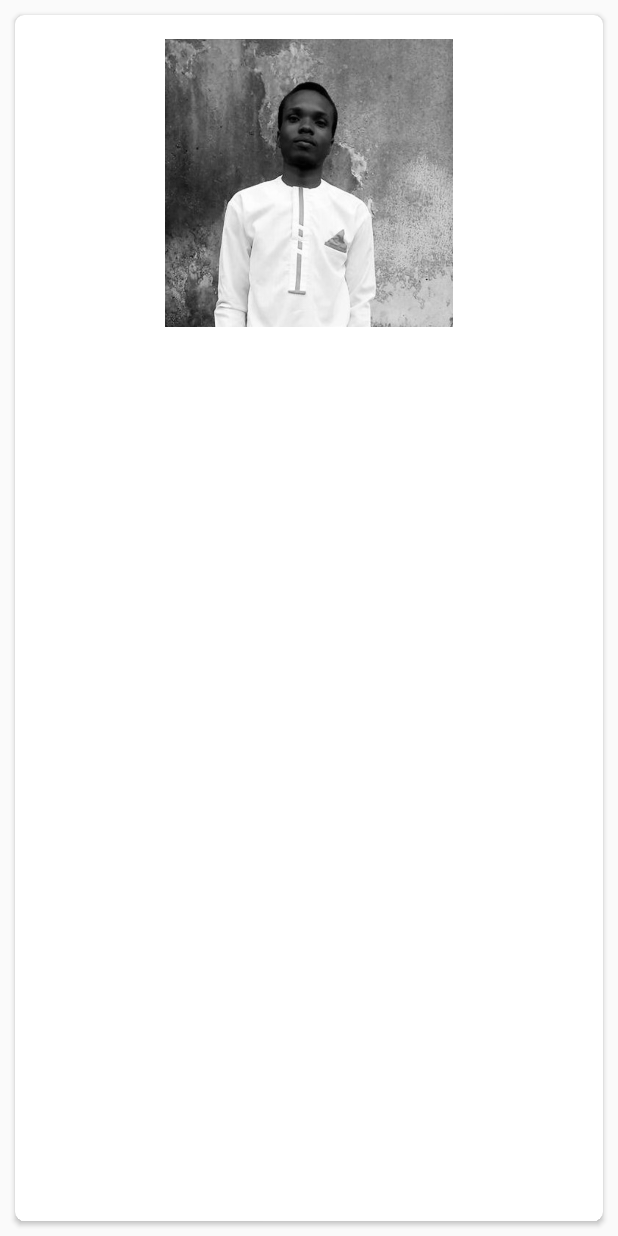
After one commit to ogbeks/GitLagUser, an Android app: the layout card_view_trial.xml on its own in the app's theme, with its tools: preview values and no code run, on a phone screen of 412 x 824 dp. The commit adds this screen. Run offline under Robolectric (Android 15) with nearby library versions, the phone set to English and light mode, and no system bars.

Commit message:
Just trying something to improve my views....

```diff
--- a/app/build.gradle
+++ b/app/build.gradle
@@ -28,4 +28,5 @@ dependencies {
     compile 'com.android.support.constraint:constraint-layout:1.0.0-alpha7'
     compile 'com.squareup.picasso:picasso:2.5.2'
     testCompile 'junit:junit:4.12'
+    compile 'com.android.support:cardview-v7:25.2.0'
 }
--- a/app/src/main/java/com/example/ogbeks/gitlaguser/UserProfileActivity.java
+++ b/app/src/main/java/com/example/ogbeks/gitlaguser/UserProfileActivity.java
@@ -16,6 +16,7 @@ public class UserProfileActivity extends AppCompatActivity {
     private String username;
     private String userGitHubUrl;
     private String userImageResourceId;
+    private static String USER_REQUEST_URL ="https://api.github.com/users/";
 
     @Override
     protected void onCreate(Bundle savedInstanceState) {
@@ -28,6 +29,8 @@ public class UserProfileActivity extends AppCompatActivity {
        userGitHubUrl = getIntent().getStringExtra("userGitHubUrl");
         //This required the name and a default integer
        userImageResourceId = getIntent().getStringExtra("userImageResourceId");
+        setTitle(username);
+        USER_REQUEST_URL = USER_REQUEST_URL+username;
 
         Log.v("UserProfileActivity", "username: "+username);
         // Find the TextView in the user_profile.xml layout with the ID username_profile
--- a/app/src/main/java/com/example/ogbeks/gitlaguser/UsersAdapter.java
+++ b/app/src/main/java/com/example/ogbeks/gitlaguser/UsersAdapter.java
@@ -69,7 +69,7 @@ public class UsersAdapter extends ArrayAdapter<User> {
         // set the image to iconView
         Picasso.with(getContext())
                 .load(user.getUserImageUri())
-                .resize(50, 50)         //optional
+                .resize(100, 100)         //optional
                 .centerCrop()                        //optional
                 .into(userImageView);
 
--- /dev/null
+++ b/app/src/main/res/layout/card_view_trial.xml
@@ -0,0 +1,27 @@
+<?xml version="1.0" encoding="utf-8"?>
+<LinearLayout xmlns:android="http://schemas.android.com/apk/res/android"
+    xmlns:app="http://schemas.android.com/apk/res-auto"
+    xmlns:tools="http://schemas.android.com/tools"
+    android:orientation="vertical"
+    android:layout_width="match_parent"
+    android:layout_height="match_parent">
+
+    <android.support.v7.widget.CardView
+        android:layout_width="match_parent"
+        android:layout_height="match_parent"
+        android:layout_margin="10dp"
+        app:cardCornerRadius="6dp">
+
+        <ImageView
+            android:id="@+id/user_profile_img"
+            android:layout_width="192dp"
+            android:layout_height="192dp"
+            android:layout_gravity="center_horizontal"
+            android:layout_marginTop="16dp"
+            android:adjustViewBounds="true"
+            android:scaleType="centerCrop"
+            tools:background="@color/icons"
+            tools:src="@drawable/my_pic" />
+
+    </android.support.v7.widget.CardView>
+</LinearLayout>
--- a/app/src/main/res/values/strings.xml
+++ b/app/src/main/res/values/strings.xml
@@ -1,4 +1,6 @@
-<resources>
+<resources xmlns:xliff="urn:oasis:names:tc:xliff:document:1.2">
     <string name="app_name">GitLagUser</string>
-    <string name="access_token">4c03f562f7687c157bd83f3153fd9d82e6727f5e</string>
+    <string name="username"><xliff:g example="Ogbeks" id="user">%s</xliff:g></string>
+    <!-- Text to display in the list when there are no earthquakes [CHAR LIMIT=NONE] -->
+    <string name="no_users">No users found.</string>
 </resources>
```
Also changed, not shown: app/src/main/AndroidManifest.xml (+4 -3 lines), app/src/main/java/com/example/ogbeks/gitlaguser/MainActivity.java (+6 -1 lines), app/src/main/java/com/example/ogbeks/gitlaguser/User.java (+6 -5 lines), app/src/main/res/layout/activity_main.xml (+9 -3 lines), app/src/main/res/layout/users_list.xml (+4 -3 lines).
